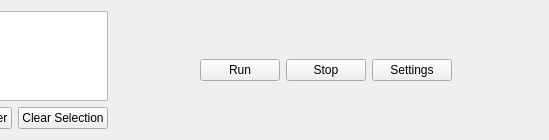
Above: src/gui/controller_ui.ui from rrfremen/frem-ecg-detector before the change; both pictures show x 251 to 800 and y 0 to 140 of the 800 by 140 pixel window. Below: the same form after it.
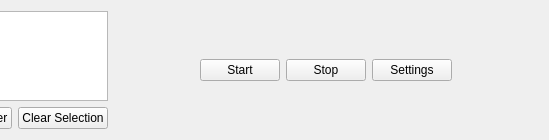
That is the form after the change.

```diff
--- a/src/gui/controller_ui.ui
+++ b/src/gui/controller_ui.ui
@@ -89,7 +89,7 @@
        <item>
         <widget class="QPushButton" name="pushButton_run">
          <property name="text">
-          <string>Run</string>
+          <string>Start</string>
          </property>
         </widget>
        </item>
```
Left out of the diff: 2 changed lines with no effect on the pictures.
